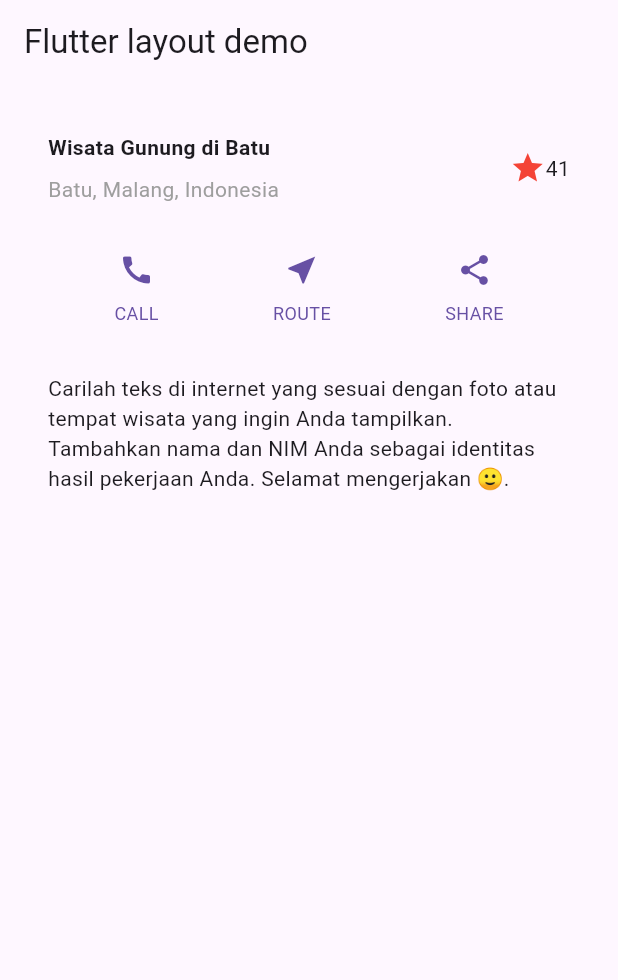
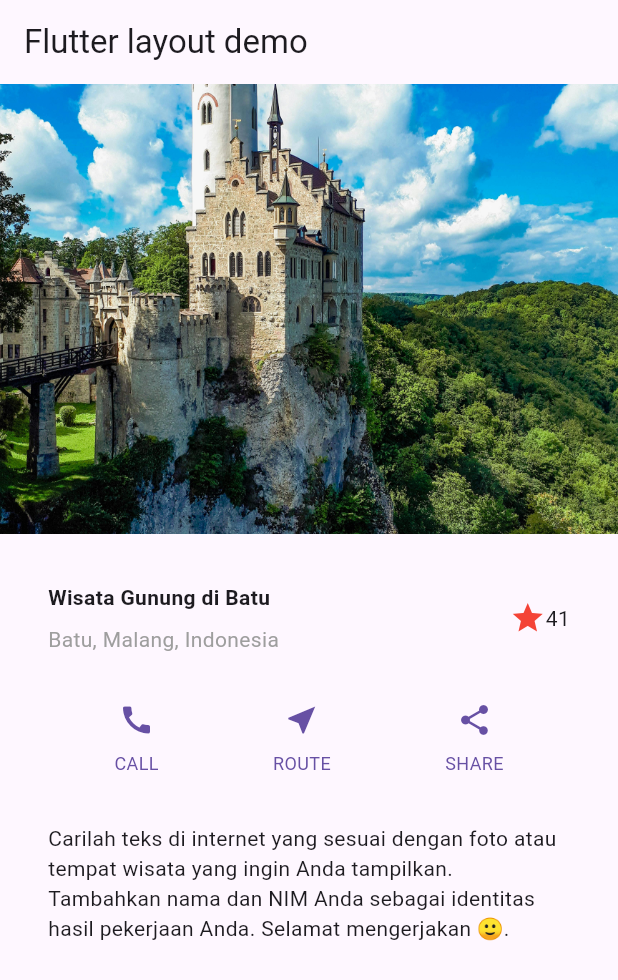
Before and after one commit to toraDK/Pemograman_Mobile_3D_ToraDigdaK, a Flutter app: the screen it shows after launch, on a phone screen of 412 x 824 dp. Shown: the top 980 px of the screen. Run offline on Flutter 3.47's test engine with Material 3 defaults, Android fonts, the phone set to English and light mode, and no system bars.

Commit message:
pertemuan6-praktikum4

```diff
--- a/pertemuan6/layout_flutter/lib/main.dart
+++ b/pertemuan6/layout_flutter/lib/main.dart
@@ -73,8 +73,14 @@ class MyApp extends StatelessWidget {
         appBar: AppBar(
           title: const Text('Flutter layout demo'),
         ),
-        body: Column(
+        body: ListView(
           children: [
+            Image.asset(
+              'assets/castle.jpg',
+              width: 600,
+              height: 300,
+              fit: BoxFit.cover,
+            ),
             titleSection,
             buttonSection,
             textSection,
--- a/pertemuan6/layout_flutter/pubspec.yaml
+++ b/pertemuan6/layout_flutter/pubspec.yaml
@@ -58,7 +58,8 @@ flutter:
   uses-material-design: true
 
   # To add assets to your application, add an assets section, like this:
-  # assets:
+  assets:
+    - assets/
   #   - images/a_dot_burr.jpeg
   #   - images/a_dot_ham.jpeg
 
```
Also changed, not shown: pertemuan6/layout_flutter/assets/castle.jpg (added), pertemuan6/layout_flutter/img/04.png (added).
